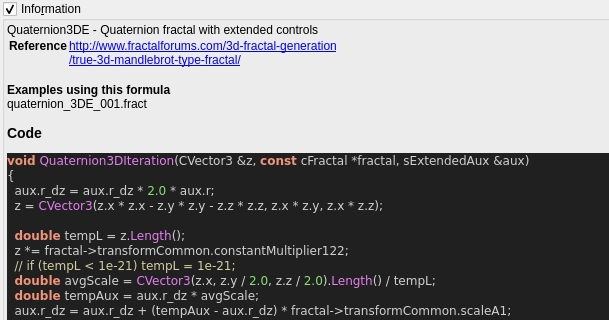
This is mandelbulber2/qt_data/fractal_quaternion3d.ui in buddhi1980/mandelbulber2 as Qt 5 draws it before an edit; both pictures show x 0 to 609 and y 351 to 671 of the 772 by 818 pixel window. The edited form follows.
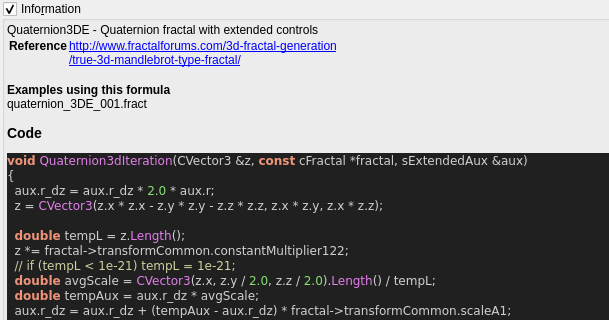
This is the edited form. Custom widgets are drawn as their Qt base class.

Patch:
```diff
--- a/mandelbulber2/qt_data/fractal_quaternion3d.ui
+++ b/mandelbulber2/qt_data/fractal_quaternion3d.ui
@@ -683,7 +683,7 @@
 &lt;/table&gt;
 &lt;br&gt;&lt;b&gt;Examples using this formula&lt;/b&gt;&lt;br&gt;quaternion_3DE_001.fract&lt;h3&gt;Code&lt;/h3&gt;
 &lt;body style=&quot;background-color:#202020&quot;&gt;
-&lt;pre style=&quot;color:#d0d0d0; background-color:#202020;  font-family:'Courier New',monospace;&quot;&gt;&lt;span style=&quot;color:#f09479; font-weight:bold&quot;&gt;void&lt;/span&gt; &lt;span style=&quot;color:#e47eed&quot;&gt;Quaternion3DIteration&lt;/span&gt;&lt;span style=&quot;color:#d0d0d0&quot;&gt;(&lt;/span&gt;CVector3 &lt;span style=&quot;color:#d0d0d0&quot;&gt;&amp;amp;&lt;/span&gt;z&lt;span style=&quot;color:#d0d0d0&quot;&gt;,&lt;/span&gt; &lt;span style=&quot;color:#f09479; font-weight:bold&quot;&gt;const&lt;/span&gt; cFractal &lt;span style=&quot;color:#d0d0d0&quot;&gt;*&lt;/span&gt;fractal&lt;span style=&quot;color:#d0d0d0&quot;&gt;,&lt;/span&gt; sExtendedAux &lt;span style=&quot;color:#d0d0d0&quot;&gt;&amp;amp;&lt;/span&gt;aux&lt;span style=&quot;color:#d0d0d0&quot;&gt;)&lt;/span&gt;
+&lt;pre style=&quot;color:#d0d0d0; background-color:#202020;  font-family:'Courier New',monospace;&quot;&gt;&lt;span style=&quot;color:#f09479; font-weight:bold&quot;&gt;void&lt;/span&gt; &lt;span style=&quot;color:#e47eed&quot;&gt;Quaternion3dIteration&lt;/span&gt;&lt;span style=&quot;color:#d0d0d0&quot;&gt;(&lt;/span&gt;CVector3 &lt;span style=&quot;color:#d0d0d0&quot;&gt;&amp;amp;&lt;/span&gt;z&lt;span style=&quot;color:#d0d0d0&quot;&gt;,&lt;/span&gt; &lt;span style=&quot;color:#f09479; font-weight:bold&quot;&gt;const&lt;/span&gt; cFractal &lt;span style=&quot;color:#d0d0d0&quot;&gt;*&lt;/span&gt;fractal&lt;span style=&quot;color:#d0d0d0&quot;&gt;,&lt;/span&gt; sExtendedAux &lt;span style=&quot;color:#d0d0d0&quot;&gt;&amp;amp;&lt;/span&gt;aux&lt;span style=&quot;color:#d0d0d0&quot;&gt;)&lt;/span&gt;
 &lt;span style=&quot;color:#d0d0d0&quot;&gt;{&lt;/span&gt;
   aux&lt;span style=&quot;color:#d0d0d0&quot;&gt;.&lt;/span&gt;r_dz &lt;span style=&quot;color:#d0d0d0&quot;&gt;=&lt;/span&gt; aux&lt;span style=&quot;color:#d0d0d0&quot;&gt;.&lt;/span&gt;r_dz &lt;span style=&quot;color:#d0d0d0&quot;&gt;*&lt;/span&gt; &lt;span style=&quot;color:#87df71&quot;&gt;2.0&lt;/span&gt; &lt;span style=&quot;color:#d0d0d0&quot;&gt;*&lt;/span&gt; aux&lt;span style=&quot;color:#d0d0d0&quot;&gt;.&lt;/span&gt;r&lt;span style=&quot;color:#d0d0d0&quot;&gt;;&lt;/span&gt;
   z &lt;span style=&quot;color:#d0d0d0&quot;&gt;=&lt;/span&gt; &lt;span style=&quot;color:#e47eed&quot;&gt;CVector3&lt;/span&gt;&lt;span style=&quot;color:#d0d0d0&quot;&gt;(&lt;/span&gt;z&lt;span style=&quot;color:#d0d0d0&quot;&gt;.&lt;/span&gt;x &lt;span style=&quot;color:#d0d0d0&quot;&gt;*&lt;/span&gt; z&lt;span style=&quot;color:#d0d0d0&quot;&gt;.&lt;/span&gt;x &lt;span style=&quot;color:#d0d0d0&quot;&gt;-&lt;/span&gt; z&lt;span style=&quot;color:#d0d0d0&quot;&gt;.&lt;/span&gt;y &lt;span style=&quot;color:#d0d0d0&quot;&gt;*&lt;/span&gt; z&lt;span style=&quot;color:#d0d0d0&quot;&gt;.&lt;/span&gt;y &lt;span style=&quot;color:#d0d0d0&quot;&gt;-&lt;/span&gt; z&lt;span style=&quot;color:#d0d0d0&quot;&gt;.&lt;/span&gt;z &lt;span style=&quot;color:#d0d0d0&quot;&gt;*&lt;/span&gt; z&lt;span style=&quot;color:#d0d0d0&quot;&gt;.&lt;/span&gt;z&lt;span style=&quot;color:#d0d0d0&quot;&gt;,&lt;/span&gt; z&lt;span style=&quot;color:#d0d0d0&quot;&gt;.&lt;/span&gt;x &lt;span style=&quot;color:#d0d0d0&quot;&gt;*&lt;/span&gt; z&lt;span style=&quot;color:#d0d0d0&quot;&gt;.&lt;/span&gt;y&lt;span style=&quot;color:#d0d0d0&quot;&gt;,&lt;/span&gt; z&lt;span style=&quot;color:#d0d0d0&quot;&gt;.&lt;/span&gt;x &lt;span style=&quot;color:#d0d0d0&quot;&gt;*&lt;/span&gt; z&lt;span style=&quot;color:#d0d0d0&quot;&gt;.&lt;/span&gt;z&lt;span style=&quot;color:#d0d0d0&quot;&gt;);&lt;/span&gt;
```
Left out of the diff: 4 changed lines with no effect on the pictures.
